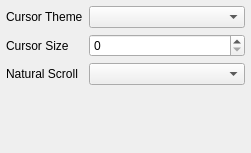
Old version of the form src/mouse.ui in the repository labwc/labwc-tweaks.
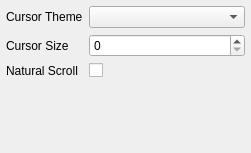
New version of the form.

Commit message: mouse: change naturalScroll from QComboBox to QCheckBox

```diff
--- a/src/mouse.ui
+++ b/src/mouse.ui
@@ -51,7 +51,7 @@
     </widget>
    </item>
    <item row="2" column="1">
-    <widget class="QComboBox" name="naturalScroll"/>
+    <widget class="QCheckBox" name="naturalScroll"/>
    </item>
   </layout>
  </widget>
```
The commit also changes 1 other file.
